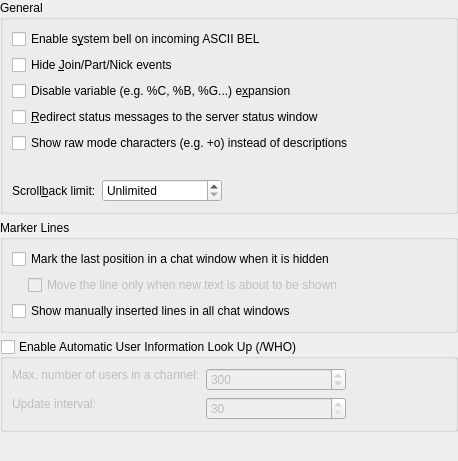
The window that src/config/chatwindowbehaviour_config.ui (KDE/konversation) describes before a commit, drawn with Qt 5.
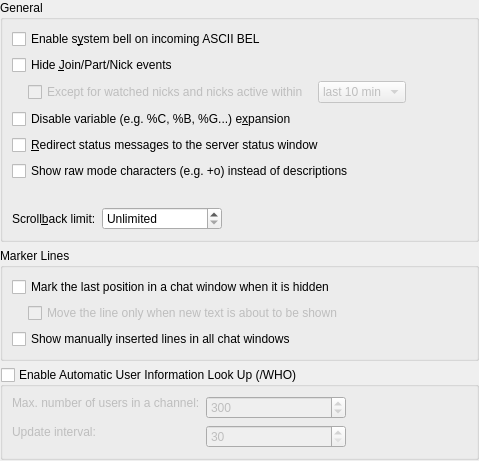
The same window after the commit. Custom widgets are drawn as their Qt base class.

Commit message:
Allow hiding Join/Part/Nick selectively based on recency of activity.
Patch by nital (thanks!) and mentored by me.

REVIEW:100186

```diff
--- a/src/config/chatwindowbehaviour_config.ui
+++ b/src/config/chatwindowbehaviour_config.ui
@@ -6,7 +6,7 @@
    <rect>
     <x>0</x>
     <y>0</y>
-    <width>458</width>
+    <width>479</width>
     <height>461</height>
    </rect>
   </property>
@@ -37,7 +37,7 @@
         </property>
        </widget>
       </item>
-      <item row="2" column="0" colspan="3">
+      <item row="3" column="0" colspan="3">
        <widget class="QCheckBox" name="kcfg_DisableExpansion">
         <property name="whatsThis">
          <string>Do not expand variables when sending text to the server. A variable starts with '%'; for example, %B will expand to the characters needed to make a text bold.</string>
@@ -47,14 +47,23 @@
         </property>
        </widget>
       </item>
-      <item row="3" column="0" colspan="3">
-       <widget class="QCheckBox" name="kcfg_RedirectServerAndAppMsgToStatusPane">
-        <property name="text">
-         <string>&amp;Redirect status messages to the server status window</string>
+      <item row="6" column="0" colspan="3">
+       <spacer name="spacer1_2">
+        <property name="orientation">
+         <enum>Qt::Horizontal</enum>
         </property>
-       </widget>
+        <property name="sizeType">
+         <enum>QSizePolicy::Expanding</enum>
+        </property>
+        <property name="sizeHint" stdset="0">
+         <size>
+          <width>410</width>
+          <height>20</height>
+         </size>
+        </property>
+       </spacer>
       </item>
-      <item row="6" column="0">
+      <item row="7" column="0">
        <widget class="QLabel" name="textLabel1">
         <property name="whatsThis">
          <string>How many lines to keep in buffers, 0 = unlimited</string>
@@ -70,23 +79,14 @@
         </property>
        </widget>
       </item>
-      <item row="5" column="0" colspan="3">
-       <spacer name="spacer1_2">
-        <property name="orientation">
-         <enum>Qt::Horizontal</enum>
-        </property>
-        <property name="sizeType">
-         <enum>QSizePolicy::Expanding</enum>
-        </property>
-        <property name="sizeHint" stdset="0">
-         <size>
-          <width>410</width>
-          <height>20</height>
-         </size>
-        </property>
-       </spacer>
-      </item>
       <item row="4" column="0" colspan="3">
+       <widget class="QCheckBox" name="kcfg_RedirectServerAndAppMsgToStatusPane">
+        <property name="text">
+         <string>&amp;Redirect status messages to the server status window</string>
+        </property>
+       </widget>
+      </item>
+      <item row="5" column="0" colspan="3">
        <widget class="QCheckBox" name="kcfg_UseLiteralModes">
         <property name="whatsThis">
          <string>Keep channel mode string as a combination of characters instead of translating them into human readable words. E.g. '*** Channel modes: no messages from outside' will become '*** Channel modes: n'</string>
@@ -96,7 +96,7 @@
         </property>
        </widget>
       </item>
-      <item row="6" column="1">
+      <item row="7" column="1">
        <widget class="KIntSpinBox" name="kcfg_ScrollbackMax">
         <property name="minimumSize">
          <size>
@@ -115,7 +115,7 @@
         </property>
        </widget>
       </item>
-      <item row="6" column="2">
+      <item row="7" column="2">
        <spacer name="spacer1">
         <property name="orientation">
          <enum>Qt::Horizontal</enum>
@@ -131,6 +131,85 @@
         </property>
        </spacer>
       </item>
+      <item row="2" column="0" colspan="3">
+       <layout class="QHBoxLayout" name="horizontalLayout_3">
+        <item>
+         <spacer name="horizontalSpacer">
+          <property name="orientation">
+           <enum>Qt::Horizontal</enum>
+          </property>
+          <property name="sizeType">
+           <enum>QSizePolicy::Fixed</enum>
+          </property>
+          <property name="sizeHint" stdset="0">
+           <size>
+            <width>16</width>
+            <height>20</height>
+           </size>
+          </property>
+         </spacer>
+        </item>
+        <item>
+         <widget class="QCheckBox" name="kcfg_HideUnimportantEventsExcludeActive">
+          <property name="enabled">
+           <bool>false</bool>
+          </property>
+          <property name="whatsThis">
+           <string>If checked, only events concerning active and watched nicks will be displayed.</string>
+          </property>
+          <property name="text">
+           <string>Except for watched nicks and nicks active within </string>
+          </property>
+         </widget>
+        </item>
+        <item>
+         <widget class="QComboBox" name="kcfg_HideUnimportantEventsExcludeActiveThreshold">
+          <property name="enabled">
+           <bool>false</bool>
+          </property>
+          <property name="sizePolicy">
+           <sizepolicy hsizetype="Minimum" vsizetype="Fixed">
+            <horstretch>0</horstretch>
+            <verstretch>0</verstretch>
+           </sizepolicy>
+          </property>
+          <item>
+           <property name="text">
+            <string extracomment="is prefaced with kcfg_HideUnimportantEventsExcludeActive">last 10 min</string>
+           </property>
+          </item>
+          <item>
+           <property name="text">
+            <string extracomment="is prefaced with kcfg_HideUnimportantEventsExcludeActive">last hour</string>
+           </property>
+          </item>
+          <item>
+           <property name="text">
+            <string extracomment="is prefaced with kcfg_HideUnimportantEventsExcludeActive">last day</string>
+           </property>
+          </item>
+          <item>
+           <property name="text">
+            <string extracomment="is prefaced with kcfg_HideUnimportantEventsExcludeActive">last week</string>
+           </property>
+          </item>
+         </widget>
+        </item>
+        <item>
+         <spacer name="horizontalSpacer_2">
+          <property name="orientation">
+           <enum>Qt::Horizontal</enum>
+          </property>
+          <property name="sizeHint" stdset="0">
+           <size>
+            <width>40</width>
+            <height>20</height>
+           </size>
+          </property>
+         </spacer>
+        </item>
+       </layout>
+      </item>
      </layout>
     </widget>
    </item>
```
Left out of the diff: 32 changed lines with no effect on the pictures. The commit also changes 11 other files.
